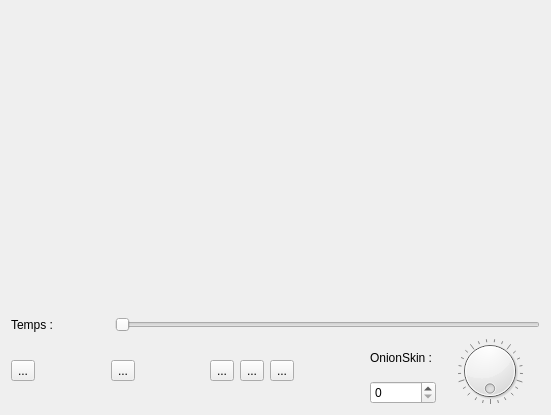
Old version of the form src/tweedy/gui/viewerImg/ViewerTweedy.ui in the repository stopmotionimac/tweedy.
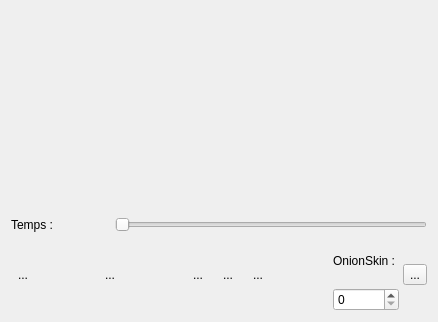
New version of the form.

What changed in the file:
```diff
--- a/src/tweedy/gui/viewerImg/ViewerTweedy.ui
+++ b/src/tweedy/gui/viewerImg/ViewerTweedy.ui
@@ -6,27 +6,38 @@
    <rect>
     <x>0</x>
     <y>0</y>
-    <width>551</width>
-    <height>415</height>
+    <width>438</width>
+    <height>322</height>
    </rect>
   </property>
   <property name="windowTitle">
    <string>Form</string>
   </property>
-  <layout class="QVBoxLayout" name="verticalLayout_2">
+  <layout class="QVBoxLayout" name="verticalLayout_3">
    <item>
     <widget class="QLabel" name="viewerLabel">
      <property name="minimumSize">
       <size>
        <width>0</width>
-       <height>300</height>
+       <height>200</height>
       </size>
      </property>
      <property name="text">
       <string/>
      </property>
+     <property name="scaledContents">
+      <bool>true</bool>
+     </property>
+     <property name="alignment">
+      <set>Qt::AlignCenter</set>
+     </property>
     </widget>
    </item>
+   <item>
+    <layout class="QVBoxLayout" name="verticalLayout_2">
+     <property name="sizeConstraint">
+      <enum>QLayout::SetMinimumSize</enum>
+     </property>
    <item>
     <layout class="QHBoxLayout" name="horizontalLayout_3">
      <item>
@@ -65,6 +76,9 @@
        <property name="text">
         <string>...</string>
        </property>
+         <property name="autoRaise">
+          <bool>true</bool>
+         </property>
       </widget>
      </item>
      <item>
@@ -102,6 +116,9 @@
            <property name="text">
             <string>...</string>
            </property>
+             <property name="autoRaise">
+              <bool>true</bool>
+             </property>
           </widget>
          </item>
          <item>
@@ -122,6 +139,9 @@
            <property name="text">
             <string>...</string>
            </property>
+             <property name="autoRaise">
+              <bool>true</bool>
+             </property>
           </widget>
          </item>
          <item>
@@ -129,6 +149,9 @@
            <property name="text">
             <string>...</string>
            </property>
+             <property name="autoRaise">
+              <bool>true</bool>
+             </property>
           </widget>
          </item>
          <item>
@@ -136,6 +159,9 @@
            <property name="text">
             <string>...</string>
            </property>
+             <property name="autoRaise">
+              <bool>true</bool>
+             </property>
           </widget>
          </item>
          <item>
@@ -183,15 +209,14 @@
        <item row="1" column="0">
         <widget class="QSpinBox" name="spinBox"/>
        </item>
-       <item row="0" column="3" rowspan="2">
-        <widget class="QDial" name="onionSkinDial">
-         <property name="wrapping">
-          <bool>true</bool>
-         </property>
-         <property name="notchesVisible">
-          <bool>true</bool>
-         </property>
-        </widget>
+         <item row="0" column="1" rowspan="2">
+          <widget class="QToolButton" name="onionSkinButton">
+           <property name="text">
+            <string>...</string>
+           </property>
+          </widget>
+         </item>
+        </layout>
        </item>
       </layout>
      </item>
```
Left out of the diff: 6 changed lines with no effect on the pictures. Lines whose indentation alone changed are shown as unchanged.
